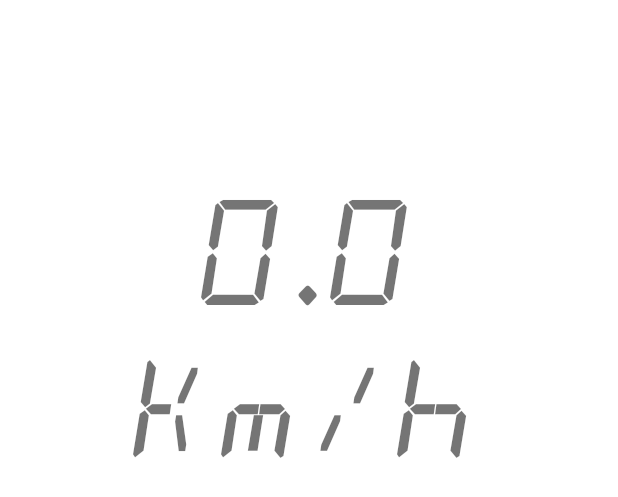
After one commit to arekb5/Mobile-Toolbox, an Android app: the layout activity_speedometer.xml on its own in the app's theme, with its tools: preview values and no code run, on a phone screen of 412 x 824 dp. The commit adds this screen. Shown: the top 497 px of the screen. Run offline under Robolectric (Android 15) with nearby library versions, the phone set to English and light mode, and no system bars.

Commit message:
GPS complete

```diff
--- a/app/src/main/AndroidManifest.xml
+++ b/app/src/main/AndroidManifest.xml
@@ -13,7 +13,8 @@
         android:roundIcon="@mipmap/ic_launcher_round"
         android:supportsRtl="true"
         android:theme="@style/Theme.TestAppV2">
-        <activity android:name=".Leveler"></activity>
+        <activity android:name=".Speedometer"></activity>
+        <activity android:name=".Leveler" />
         <activity android:name=".Compass" />
         <activity android:name=".LocationGPS" />
         <activity android:name=".LocationLK" />
--- a/app/src/main/java/com/example/testappv2/Leveler.java
+++ b/app/src/main/java/com/example/testappv2/Leveler.java
@@ -67,7 +67,7 @@ public class Leveler extends AppCompatActivity implements SensorEventListener {
             if(orientations[2] < -65) rotationModifier = 90;
             orientations[2] += rotationModifier;
             orientations[2] = (float) (Math.round(orientations[2]*10)/10.0);
-            tvAngle.setText(Float.toString(orientations[2]));
+            tvAngle.setText(Float.toString(orientations[2]) + "°");
             if(orientations[2]> 10) orientations[2] = 10;
             if(orientations[2]< -10) orientations[2] = -10;
             TranslateAnimation anim = new TranslateAnimation(currentPosition, (ivArrow.getWidth()*(orientations[2]/21)), 0, 0);
--- a/app/src/main/java/com/example/testappv2/LocationGPS.java
+++ b/app/src/main/java/com/example/testappv2/LocationGPS.java
@@ -92,7 +92,7 @@ public class LocationGPS extends AppCompatActivity {
                     tvLongitudeCurrent.setText(getResources().getString(R.string.currLongitude, location.getLongitude()));
                     tvLatitudeCurrent.setText(getResources().getString(R.string.currLatitude, location.getLatitude()));
                     tvAltitudeCurrent.setText(getResources().getString(R.string.currAltitude, location.getAltitude()));
-                    tvPrecisionCurrent.setText(getResources().getString(R.string.currPrecision, location.getVerticalAccuracyMeters()));
+                    tvPrecisionCurrent.setText(getResources().getString(R.string.currPrecision, location.getAccuracy()));
                     tvSpeedCurrent.setText(getResources().getString(R.string.currSpeed, location.getSpeed()));
 
                     if(ActivityCompat.checkSelfPermission(LocationGPS.this, Manifest.permission.ACCESS_NETWORK_STATE) == PackageManager.PERMISSION_GRANTED) {
--- /dev/null
+++ b/app/src/main/res/layout/activity_speedometer.xml
@@ -0,0 +1,33 @@
+<?xml version="1.0" encoding="utf-8"?>
+<LinearLayout xmlns:android="http://schemas.android.com/apk/res/android"
+    xmlns:app="http://schemas.android.com/apk/res-auto"
+    xmlns:tools="http://schemas.android.com/tools"
+    android:layout_width="match_parent"
+    android:layout_height="match_parent"
+    android:orientation="vertical"
+    tools:context=".Speedometer">
+
+    <TextView
+        android:id="@+id/tvInfo"
+        android:layout_width="match_parent"
+        android:layout_height="wrap_content" />
+
+    <TextView
+        android:id="@+id/tvSpeed"
+        android:layout_width="wrap_content"
+        android:layout_height="wrap_content"
+        android:layout_gravity="center"
+        android:layout_marginTop="100dp"
+        android:fontFamily="@font/alarm_clock"
+        android:text="0.0\nkm/h"
+        android:textAlignment="center"
+        android:textSize="100sp" />
+
+    <TextView
+        android:id="@+id/tvDistance"
+        android:layout_width="match_parent"
+        android:layout_height="wrap_content"
+        android:fontFamily="@font/audiowide"
+        android:textSize="30sp" />
+
+</LinearLayout>
```
Also changed, not shown: app/src/main/java/com/example/testappv2/MainActivity.java (+20 -56 lines), app/src/main/java/com/example/testappv2/Speedometer.java (added, +198 -0 lines), app/src/main/res/layout/activity_leveler.xml (+7 -3 lines), app/src/main/res/layout/activity_main.xml (+9 -0 lines), app/src/main/res/drawable/scale_wide.png (added), app/src/main/res/font/alarm_clock.ttf (added), app/src/main/res/font/audiowide.ttf (added).
